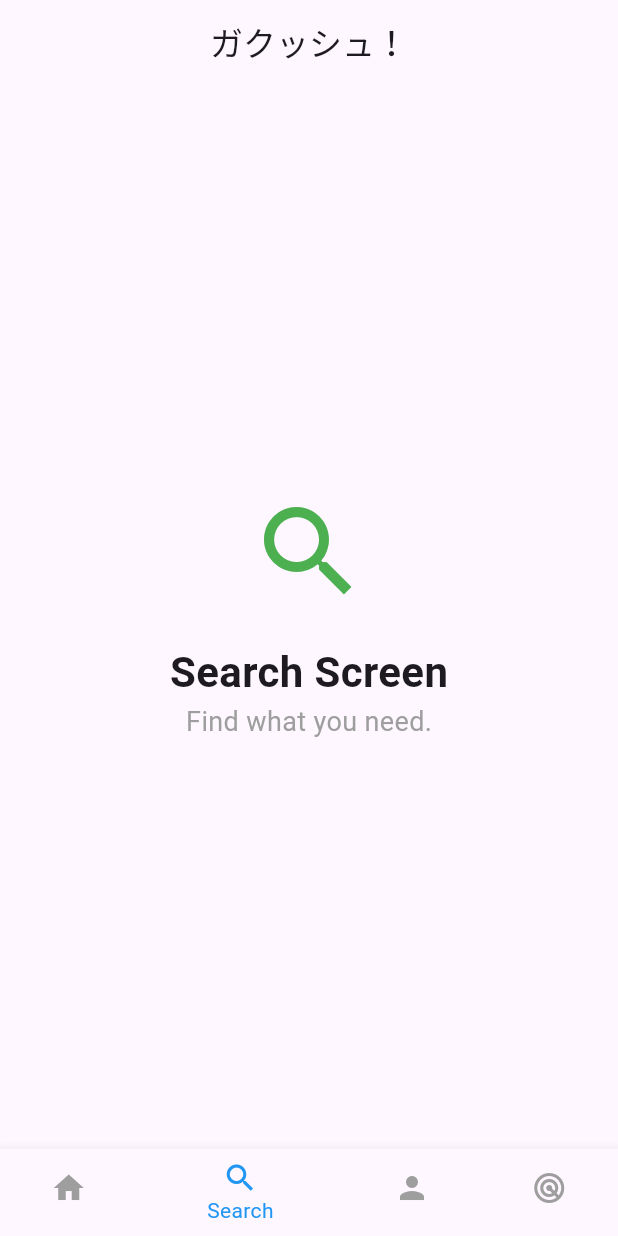
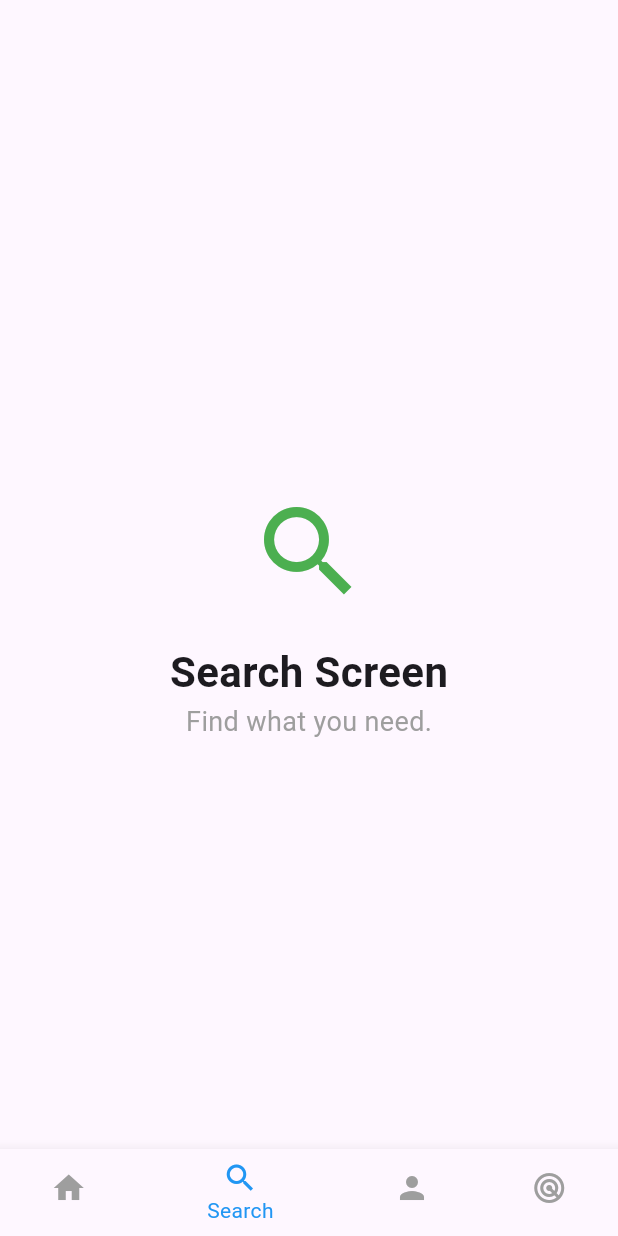
Before and after one commit to yukinkomob/Gakush, a Flutter app: the screen it shows after launch, swiped to page 2, on a phone screen of 412 x 824 dp. Run offline on Flutter 3.47's test engine with Material 3 defaults, Android fonts, the phone set to English and light mode, and no system bars; our stand-ins replace fl_chart; network calls fail.

Commit message:
タイトルを修正

```diff
--- a/lib/main.dart
+++ b/lib/main.dart
@@ -64,7 +64,7 @@ class _MainScreenState extends State<MainScreen> {
   Widget build(BuildContext context) {
     return Scaffold(
       appBar: AppBar(
-        title: const Text('ガクッシュ！'), // ここにタイトルバーを追加
+        title: const Text(''), // ここにタイトルバーを追加
         centerTitle: true, // タイトルを中央に配置
       ),
       body: PageView(
```
